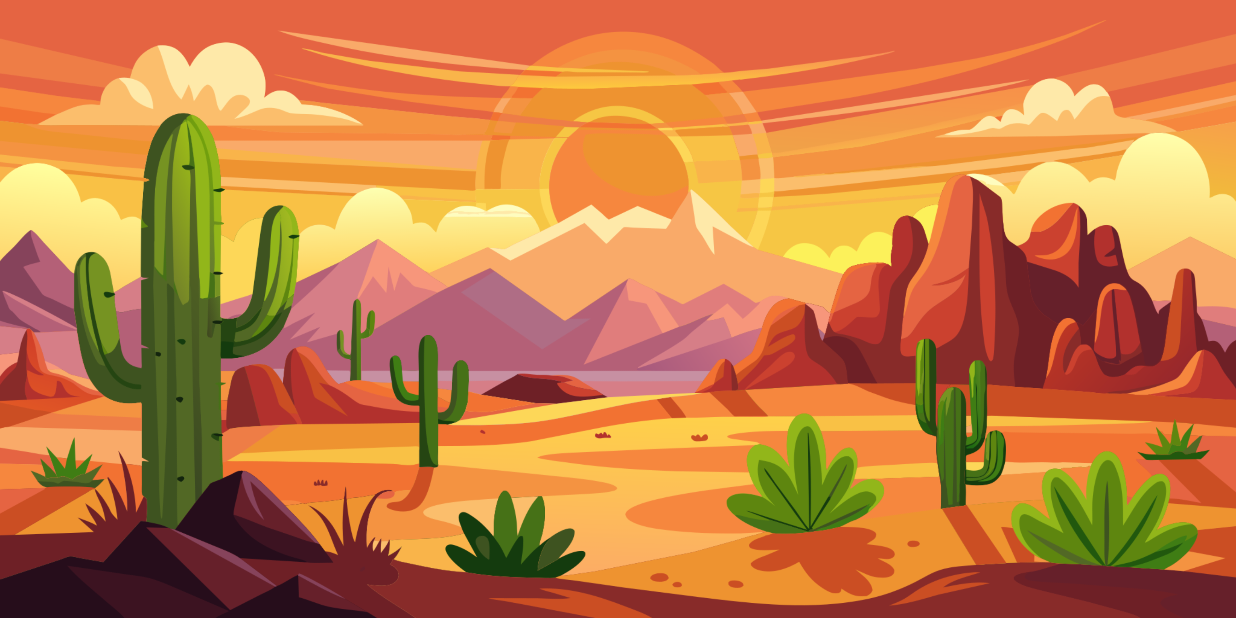
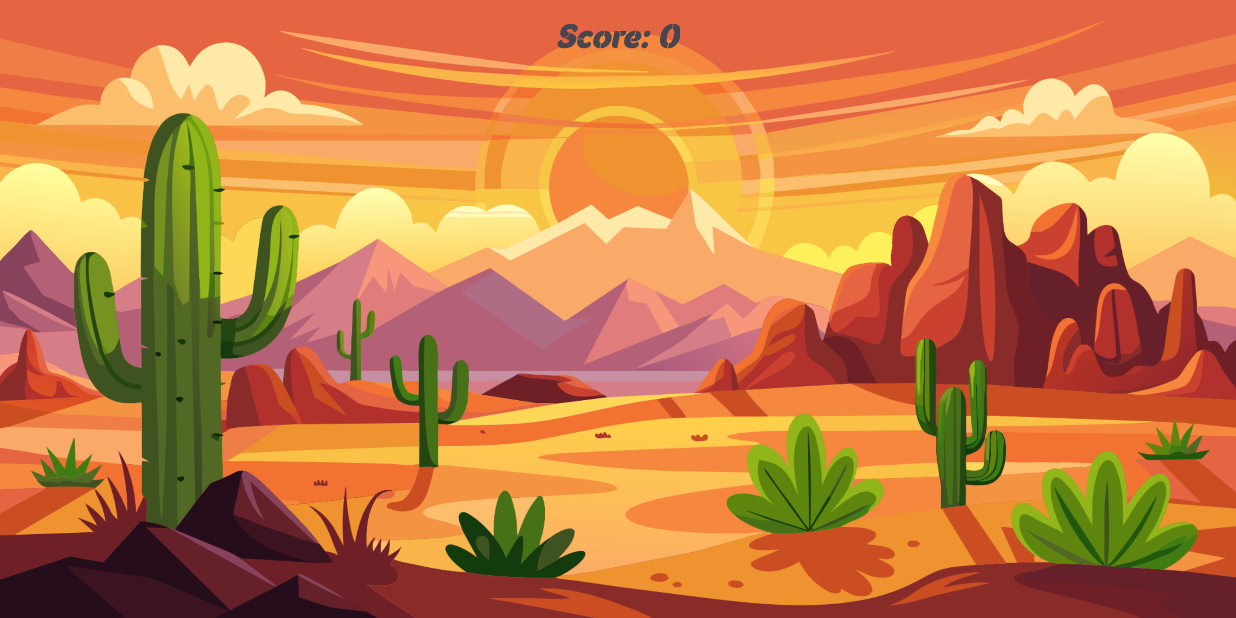
Before and after one commit to udaychugh/shoot-down-game, an Android app: the screen it shows after launch (GameScreenActivity), on a phone screen of 824 x 412 dp (held sideways). Run offline under Robolectric (Android 15) with nearby library versions, the phone set to English and light mode, and no system bars.

Commit message:
added gunshot sound and zombie laughing sound while playing level 1

```diff
--- a/app/src/main/java/com/freelab/tech/shootdown/game/levels/FragmentLevelOne.kt
+++ b/app/src/main/java/com/freelab/tech/shootdown/game/levels/FragmentLevelOne.kt
@@ -1,5 +1,6 @@
 package com.freelab.tech.shootdown.game.levels
 
+import android.media.MediaPlayer
 import android.os.Bundle
 import android.view.LayoutInflater
 import android.view.View
@@ -35,6 +36,9 @@ class FragmentLevelOne: Fragment() {
     private var isHintDialogShown = false
     private var monsterFiredCount = 0
 
+    private var gunShotMusic: MediaPlayer? = null
+    private var zombieMusic: MediaPlayer? = null
+
     private fun setupObservers() {
         viewModel.timerLiveData.observe(viewLifecycleOwner) { time ->
             if (time == -1) {
@@ -56,12 +60,12 @@ class FragmentLevelOne: Fragment() {
     }
 
     private fun startGame() {
-        viewModel.startTimer(60_000L)
+        viewModel.startTimer(LevelInfo.LEVEL_ONE.time)
         showNewMonster()
     }
 
     private fun endGame() {
-        val message: String = getString(R.string.level_score, monsterFiredCount)
+        val message: String = getString(R.string.level_total_score, monsterFiredCount)
         val title: String = if (monsterFiredCount >= LevelInfo.LEVEL_ONE.score) {
             getString(LevelStatus.COMPLETED.msg)
         } else {
@@ -73,13 +77,18 @@ class FragmentLevelOne: Fragment() {
     }
 
     private fun playGunShotSound() {
+        gunShotMusic?.start()
+    }
 
+    private fun playMonsterAppearSound() {
+        zombieMusic?.start()
     }
 
     private fun showNewMonster() {
         lifecycleScope.launch(Dispatchers.IO) {
             val monsterTurn = Random.nextInt(1, 11)
             delay(DELAY)
+            playMonsterAppearSound()
             withContext(Dispatchers.Main) {
                 when(monsterTurn) {
                     1 -> binding.monster1.visibility = View.VISIBLE
@@ -102,6 +111,7 @@ class FragmentLevelOne: Fragment() {
             monsterFiredCount++
             playGunShotSound()
             withContext(Dispatchers.Main) {
+                binding.scoreTV.text = getString(R.string.level_score, monsterFiredCount)
                 blood.visibility = View.VISIBLE
             }
             delay(DELAY)
@@ -117,11 +127,11 @@ class FragmentLevelOne: Fragment() {
         binding.apply {
             val monsters = listOf(
                 monster1 to bloodStrain1,
-                monster2 to bloodStrain1,
-                monster3 to bloodStrain1,
-                monster4 to bloodStrain1,
-                monster5 to bloodStrain1,
-                monster6 to bloodStrain1,
+                monster2 to bloodStrain2,
+                monster3 to bloodStrain3,
+                monster4 to bloodStrain4,
+                monster5 to bloodStrain5,
+                monster6 to bloodStrain6,
                 monster7 to bloodStrain7,
                 monster8 to bloodStrain8,
                 monster9 to bloodStrain9,
@@ -145,6 +155,8 @@ class FragmentLevelOne: Fragment() {
         setupCLickListener()
         setupObservers()
 
+        binding.scoreTV.text = getString(R.string.level_score, 0)
+
         return binding.root
     }
 
@@ -154,6 +166,15 @@ class FragmentLevelOne: Fragment() {
             isHintDialogShown = true
             showHintDialog()
         }
+
+        gunShotMusic = MediaPlayer.create(requireContext(), R.raw.sound_level_1_gunshot)
+        zombieMusic = MediaPlayer.create(requireContext(), R.raw.sound_level_1_zombie_laugh)
+    }
+
+    override fun onStop() {
+        super.onStop()
+        gunShotMusic = null
+        zombieMusic = null
     }
 
     override fun onDestroyView() {
--- a/app/src/main/java/com/freelab/tech/shootdown/model/LevelInfo.kt
+++ b/app/src/main/java/com/freelab/tech/shootdown/model/LevelInfo.kt
@@ -1,7 +1,7 @@
 package com.freelab.tech.shootdown.model
 
 enum class LevelInfo(val score: Int, val time: Long) {
-    LEVEL_ONE(60, 60_000L),
+    LEVEL_ONE(30, 60_000L),
     LEVEL_TWO(-1, 120_000L),
     LEVEL_THREE(60, 60_000L),
     LEVEL_FOUR(60, 60_000L),
--- a/app/src/main/res/values/strings.xml
+++ b/app/src/main/res/values/strings.xml
@@ -7,10 +7,11 @@
 
     <string name="timer_value">%1$s:%2$s</string>
 
-    <string name="level_score">Total Score: %1$d</string>
+    <string name="level_total_score">Total Score: %1$d</string>
+    <string name="level_score">Score: %1$d</string>
 
     <string name="level_one_title">Dessert Hunters</string>
-    <string name="level_one_message">Hunt the 50 monsters in 2 minutes to complete this level</string>
+    <string name="level_one_message">Hunt the 30 monsters in 1 minutes to complete this level</string>
 
     <string name="level_two_title">Bombing the Bombers</string>
     <string name="level_two_message">Save the brother\'s tower from plane for 2 minutes to complete this level</string>
```
Also changed, not shown: 2 other files.
